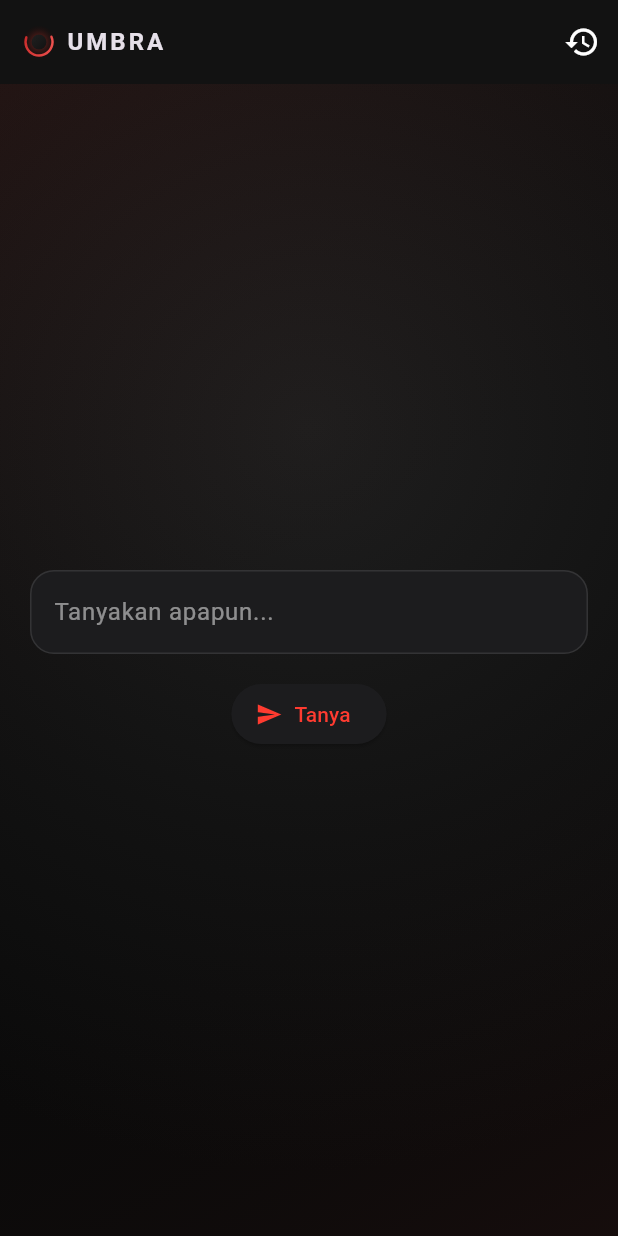
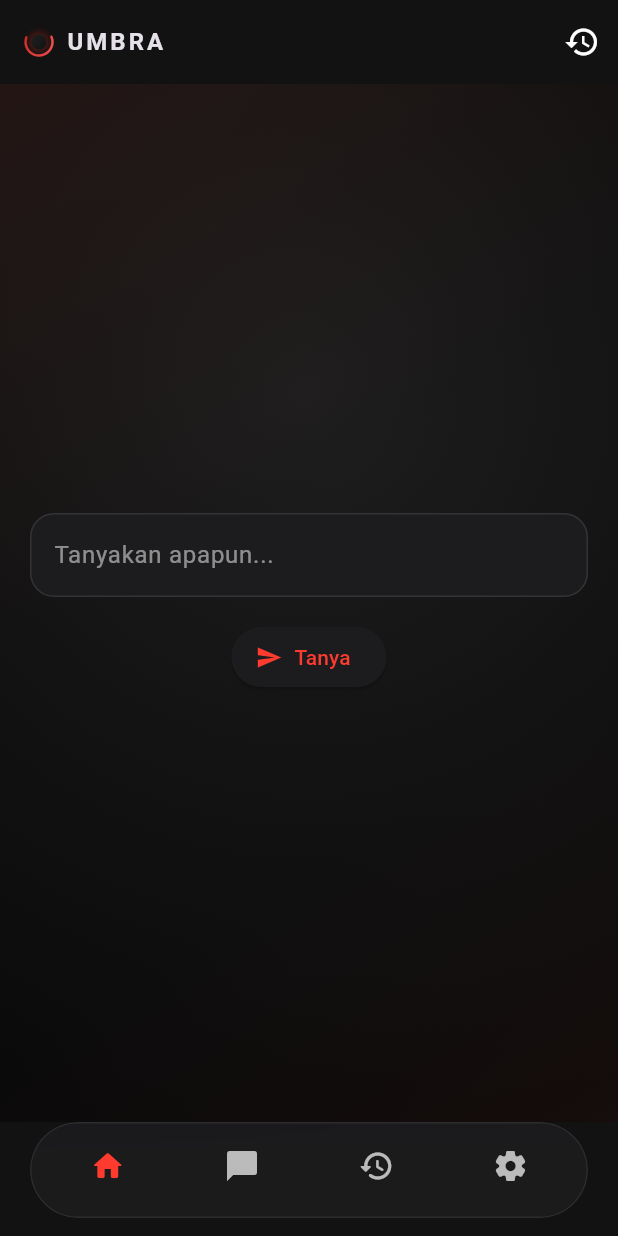
Before and after one commit to FatihHDR/umbra, a Flutter app: the screen it shows after launch, on a phone screen of 412 x 824 dp. Run offline on Flutter 3.47's test engine with Material 3 defaults, Android fonts, the phone set to English and light mode, and no system bars; our stand-ins replace dio, flutter_dotenv, flutter_markdown, flutter_riverpod, hive_flutter; missing offline and left inert: highlight; accounts and stored records are empty; Roboto replaces fonts that are missing (JetBrains Mono).

Commit message:
Implement bottom navigation across chat, history, home, and settings screens; add UmbraBottomNav widget for improved navigation experience.

```diff
--- a/lib/features/splash/splash_screen.dart
+++ b/lib/features/splash/splash_screen.dart
@@ -31,7 +31,7 @@ class _SplashScreenState extends State<SplashScreen>
     Navigator.of(context).pushReplacement(
       PageRouteBuilder(
         transitionDuration: const Duration(milliseconds: 520),
-        pageBuilder: (_, __, ___) => const HomeScreen(),
+  pageBuilder: (_, __, ___) => const HomeScreen(),
         transitionsBuilder: (_, anim, __, child) {
           final curved = CurvedAnimation(parent: anim, curve: Curves.easeOutExpo);
             return FadeTransition(
--- /dev/null
+++ b/lib/widgets/umbra_bottom_nav.dart
@@ -0,0 +1,55 @@
+import 'dart:ui';
+
+import 'package:flutter/material.dart';
+
+/// Floating, pill-shaped bottom navigation bar with only icons (no labels).
+/// Usage: place in Scaffold.bottomNavigationBar and supply currentIndex & onTap.
+class UmbraBottomNav extends StatelessWidget {
+  const UmbraBottomNav({super.key, required this.currentIndex, required this.onTap});
+
+  final int currentIndex;
+  final ValueChanged<int> onTap;
+
+  @override
+  Widget build(BuildContext context) {
+    final theme = Theme.of(context);
+    final bg = theme.colorScheme.surface.withOpacity(0.86);
+    return SafeArea(
+      top: false,
+      child: Padding(
+        padding: const EdgeInsets.fromLTRB(20, 0, 20, 12),
+        child: ClipRRect(
+          borderRadius: BorderRadius.circular(36),
+          child: BackdropFilter(
+            filter: ImageFilter.blur(sigmaX: 12, sigmaY: 12),
+            child: Container(
+              decoration: BoxDecoration(
+                color: bg,
+                borderRadius: BorderRadius.circular(36),
+                border: Border.all(color: Colors.white.withOpacity(0.08), width: 1),
+              ),
+              padding: const EdgeInsets.symmetric(horizontal: 6, vertical: 2),
+              child: BottomNavigationBar(
+                currentIndex: currentIndex,
+                onTap: onTap,
+                backgroundColor: Colors.transparent,
+                elevation: 0,
+                type: BottomNavigationBarType.fixed,
+                showSelectedLabels: false,
+                showUnselectedLabels: false,
+                selectedItemColor: theme.colorScheme.primary,
+                unselectedItemColor: Colors.white70,
+                items: const [
+                  BottomNavigationBarItem(icon: Icon(Icons.home_rounded), label: ''),
+                  BottomNavigationBarItem(icon: Icon(Icons.chat_bubble_rounded), label: ''),
+                  BottomNavigationBarItem(icon: Icon(Icons.history_rounded), label: ''),
+                  BottomNavigationBarItem(icon: Icon(Icons.settings_rounded), label: ''),
+                ],
+              ),
+            ),
+          ),
+        ),
+      ),
+    );
+  }
+}
```
Also changed, not shown: lib/features/chat/presentation/chat_screen.dart (+27 -0 lines), lib/features/chat/presentation/history_screen.dart (+26 -0 lines), lib/features/chat/presentation/home_screen.dart (+26 -3 lines), lib/features/chat/presentation/settings_screen.dart (added, +94 -0 lines).
